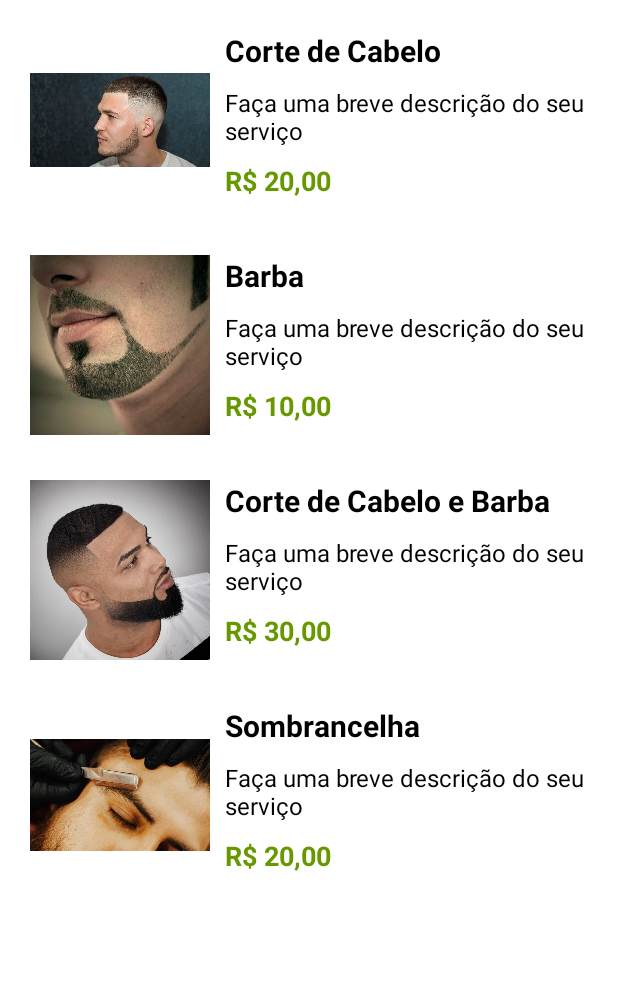
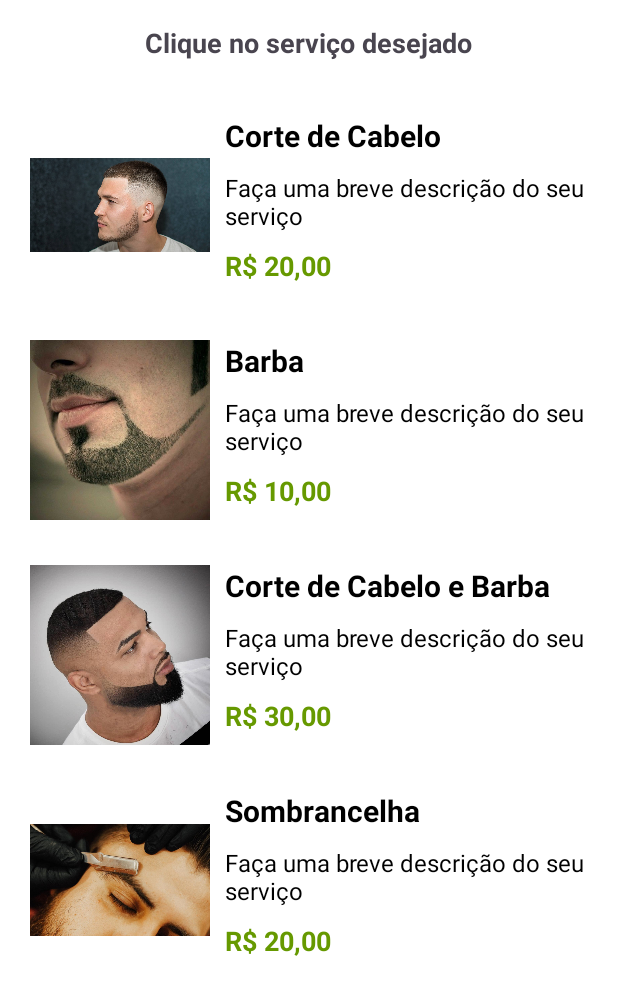
Before and after one commit to Daniel022de/BarberShop, an Android app: the ServiceActivity screen opened directly, with no data from a screen before it, on a phone screen of 412 x 824 dp. Shown: the top 995 px of the screen. Run offline under Robolectric (Android 15) with nearby library versions, the phone set to English and light mode, and no system bars.

Commit message:
Changing click logic in services

```diff
--- a/app/src/main/res/layout/activity_service.xml
+++ b/app/src/main/res/layout/activity_service.xml
@@ -5,15 +5,15 @@
     android:orientation="vertical"
     android:background="@android:color/white">
 
-<!--    <TextView-->
-<!--        android:layout_width="wrap_content"-->
-<!--        android:layout_height="wrap_content"-->
-<!--        android:text="Clique no serviço desejado"-->
-<!--        android:layout_gravity="center"-->
-<!--        android:textSize="18sp"-->
-<!--        android:layout_marginTop="16dp"-->
-<!--        android:layout_marginBottom="16dp"-->
-<!--        android:textStyle="bold"/>-->
+    <TextView
+        android:layout_width="wrap_content"
+        android:layout_height="wrap_content"
+        android:text="Clique no serviço desejado"
+        android:layout_gravity="center"
+        android:textSize="18sp"
+        android:layout_marginTop="16dp"
+        android:layout_marginBottom="16dp"
+        android:textStyle="bold"/>
 
 
     <androidx.recyclerview.widget.RecyclerView
```
Also changed, not shown: app/src/main/java/com/example/barbershop/ServiceActivity.kt (+13 -12 lines).
